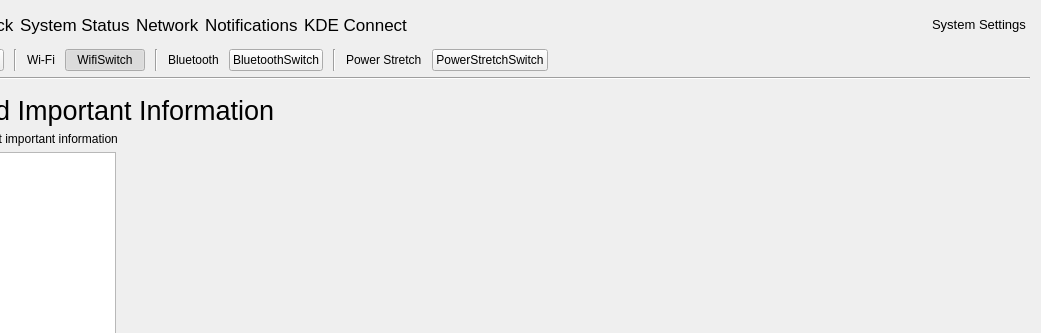
Old version of the form infopanedropdown.ui in the repository vicr123/theshell; both pictures show x 160 to 1201 and y 0 to 333 of the 1201 by 835 pixel window.
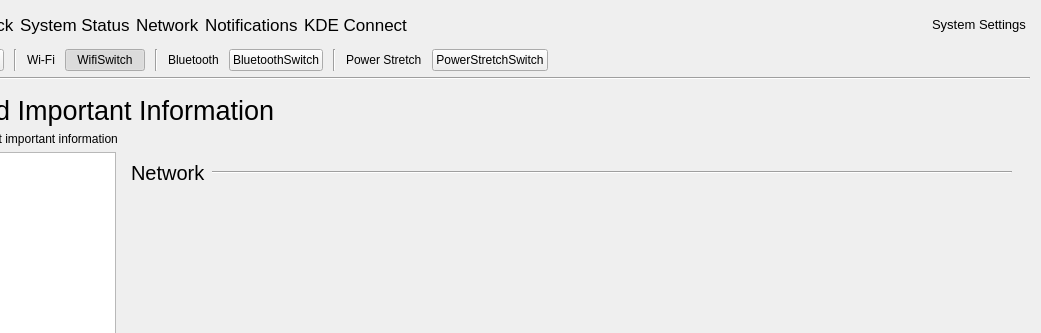
New version of the form. Icons and pictures are not drawn. Custom widgets are drawn as their Qt base class.

Diff of the .ui file:
```diff
--- a/infopanedropdown.ui
+++ b/infopanedropdown.ui
@@ -2264,7 +2264,79 @@
            <widget class="QWidget" name="page_14">
             <layout class="QVBoxLayout" name="verticalLayout_8">
              <item>
-              <widget class="NetworkWidget" name="widget" native="true"/>
+              <widget class="QFrame" name="startupHeader_4">
+               <property name="frameShape">
+                <enum>QFrame::NoFrame</enum>
+               </property>
+               <property name="frameShadow">
+                <enum>QFrame::Raised</enum>
+               </property>
+               <layout class="QHBoxLayout" name="horizontalLayout_28">
+                <property name="leftMargin">
+                 <number>0</number>
+                </property>
+                <property name="topMargin">
+                 <number>0</number>
+                </property>
+                <property name="rightMargin">
+                 <number>0</number>
+                </property>
+                <property name="bottomMargin">
+                 <number>0</number>
+                </property>
+                <item>
+                 <widget class="QLabel" name="startupLabel_4">
+                  <property name="font">
+                   <font>
+                    <pointsize>15</pointsize>
+                   </font>
+                  </property>
+                  <property name="text">
+                   <string>Network</string>
+                  </property>
+                 </widget>
+                </item>
+                <item>
+                 <widget class="Line" name="startupLine_4">
+                  <property name="sizePolicy">
+                   <sizepolicy hsizetype="Expanding" vsizetype="Fixed">
+                    <horstretch>0</horstretch>
+                    <verstretch>0</verstretch>
+                   </sizepolicy>
+                  </property>
+                  <property name="orientation">
+                   <enum>Qt::Horizontal</enum>
+                  </property>
+                 </widget>
+                </item>
+               </layout>
+              </widget>
+             </item>
+             <item>
+              <layout class="QVBoxLayout" name="verticalLayout_13">
+               <property name="leftMargin">
+                <number>9</number>
+               </property>
+               <property name="topMargin">
+                <number>9</number>
+               </property>
+               <property name="rightMargin">
+                <number>9</number>
+               </property>
+               <property name="bottomMargin">
+                <number>9</number>
+               </property>
+               <item>
+                <widget class="NetworkWidget" name="widget" native="true">
+                 <property name="sizePolicy">
+                  <sizepolicy hsizetype="Preferred" vsizetype="Expanding">
+                   <horstretch>0</horstretch>
+                   <verstretch>0</verstretch>
+                  </sizepolicy>
+                 </property>
+                </widget>
+               </item>
+              </layout>
              </item>
             </layout>
            </widget>
```
Left out of the diff: 4 changed lines with no effect on the pictures.
